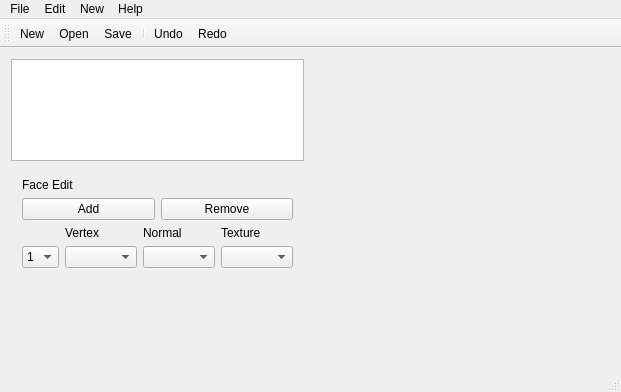
ricardobusta/harpia-game-engine, file QtRGineModelEditor/mainwindow.ui: the form before one commit.
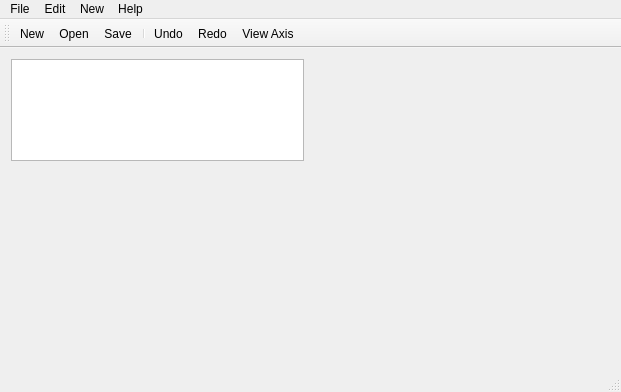
The form after the commit.

Patch:
```diff
--- a/QtRGineModelEditor/mainwindow.ui
+++ b/QtRGineModelEditor/mainwindow.ui
@@ -6,7 +6,7 @@
    <rect>
     <x>0</x>
     <y>0</y>
-    <width>581</width>
+    <width>603</width>
     <height>380</height>
    </rect>
   </property>
@@ -47,7 +47,7 @@
          </sizepolicy>
         </property>
         <property name="currentIndex">
-         <number>7</number>
+         <number>8</number>
         </property>
         <widget class="QWidget" name="emptyPage">
          <layout class="QVBoxLayout" name="verticalLayout">
@@ -699,6 +699,7 @@
           </item>
          </layout>
         </widget>
+        <widget class="QWidget" name="objectParentPage"/>
        </widget>
       </item>
      </layout>
@@ -773,6 +774,7 @@
    <addaction name="separator"/>
    <addaction name="actionUndo"/>
    <addaction name="actionRedo"/>
+   <addaction name="actionViewAxis"/>
   </widget>
   <widget class="QStatusBar" name="statusBar"/>
   <action name="actionOpen">
@@ -812,6 +814,14 @@
     <string>New</string>
    </property>
   </action>
+  <action name="actionViewAxis">
+   <property name="checkable">
+    <bool>true</bool>
+   </property>
+   <property name="text">
+    <string>View Axis</string>
+   </property>
+  </action>
  </widget>
  <layoutdefault spacing="6" margin="11"/>
  <resources/>
```
Left out of the diff: 2 changed lines with no effect on the pictures.
